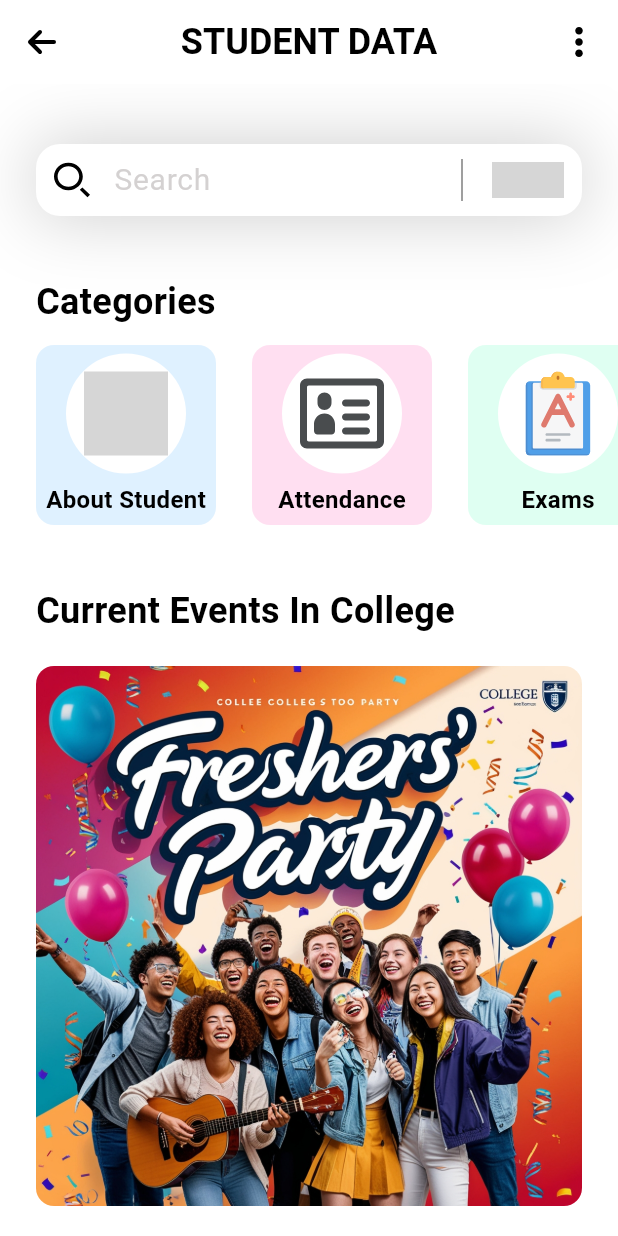
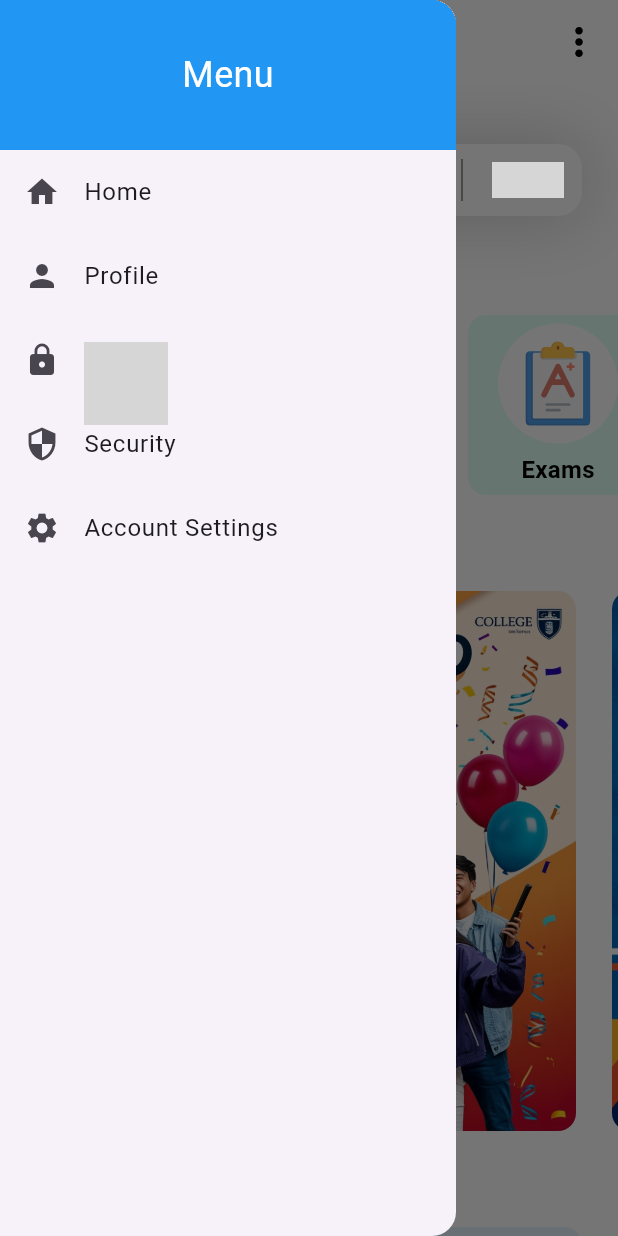
Before and after one commit to 1Shibam/College-Portal, a Flutter app: the screen it shows after launch, with the side drawer open (before the commit the screen has no drawer), on a phone screen of 412 x 824 dp. Run offline on Flutter 3.47's test engine with Material 3 defaults, Android fonts, the phone set to English and light mode, and no system bars; our stand-ins replace flutter_svg; grey boxes are pictures that could not be loaded.

Commit message:
learned some flutter UI basics and created ui of college portal

```diff
--- a/lib/homepage.dart
+++ b/lib/homepage.dart
@@ -2,6 +2,7 @@ import 'package:flutter/material.dart';
 import 'package:flutter_svg/svg.dart';
 import 'package:stuckatbasicslikeanoob/models/category_models.dart';
 import 'package:stuckatbasicslikeanoob/models/college_events.dart';
+import 'package:stuckatbasicslikeanoob/models/recent_activities.dart';
 
 // ignore: must_be_immutable
 class HomePage extends StatefulWidget {
@@ -14,6 +15,7 @@ class HomePage extends StatefulWidget {
 class _HomePageState extends State<HomePage> {
   List<CategoryModels> categories = [];
   List<CollegeEvents> events = [];
+  List<RecentActivity> act = [];
 
   void _getEvents() {
     events = CollegeEvents.getCollegeEvents();
@@ -23,11 +25,16 @@ class _HomePageState extends State<HomePage> {
     categories = CategoryModels.getCategories();
   }
 
+  void _getActivities() {
+    act = RecentActivity.getActivity();
+  }
+
   @override
   void initState() {
     super.initState();
     _getCategories();
     _getEvents();
+    _getActivities();
   }
 
   @override
@@ -35,16 +42,169 @@ class _HomePageState extends State<HomePage> {
     _getCategories();
     return Scaffold(
       appBar: myAppBar(),
+      drawer: SafeArea(
+        child: Drawer(
+          child: ListView(
+            padding: EdgeInsets.zero,
+            children: <Widget>[
+              // Smaller DrawerHeader
+              Container(
+                height: 100, // Set a fixed height for the header
+                decoration: const BoxDecoration(
+                  color: Colors.blue,
+                ),
+                child: const Center(
+                  child: Text(
+                    'Menu',
+                    style: TextStyle(
+                      color: Colors.white,
+                      fontSize: 24,
+                    ),
+                  ),
+                ),
+              ),
+
+              // List of menu items
+              ListTile(
+                leading: const Icon(Icons.home),
+                title: const Text('Home'),
+                onTap: () {
+                  Navigator.pop(context);
+                  _showSnackbar(context, 'Home tapped'); // Close the drawer
+                },
+              ),
+              ListTile(
+                leading: const Icon(Icons.person),
+                title: const Text('Profile'),
+                onTap: () {
+                  Navigator.pop(context);
+                  _showSnackbar(context, 'Not woking... YET!');
+                },
+              ),
+              ListTile(
+                leading: const Icon(Icons.lock),
+                title: const Text('Privacy'),
+                onTap: () {
+                  Navigator.pop(context);
+                  _showSnackbar(context, 'Not woking... YET!');
+                },
+              ),
+              ListTile(
+                leading: const Icon(Icons.security),
+                title: const Text('Security'),
+                onTap: () {
+                  Navigator.pop(context);
+                  _showSnackbar(context, 'Not woking... YET!');
+                },
+              ),
+              ListTile(
+                leading: const Icon(Icons.settings),
+                title: const Text('Account Settings'),
+                onTap: () {
+                  Navigator.pop(context);
+                  _showSnackbar(context, 'Not woking... YET!');
+                },
+              ),
+            ],
+          ),
+        ),
+      ),
       backgroundColor: Colors.white,
-      body: Column(
+      body: SingleChildScrollView(
+        child: Column(
           children: [
             seachField(),
-          const SizedBox(height: 40),
+            const SizedBox(height: 20),
             categoriesSection(),
-          const SizedBox(height: 40),
+            const SizedBox(height: 20),
             _currentEvents(),
+            const SizedBox(height: 20),
+            Column(
+              mainAxisAlignment: MainAxisAlignment.start,
+              children: [
+                const Align(
+                  alignment: Alignment.topLeft,
+                  child: Padding(
+                    padding: EdgeInsets.only(left: 24),
+                    child: Text(
+                      'Your Recent Activities',
+                      style: TextStyle(
+                          fontSize: 24,
+                          color: Colors.black,
+                          fontWeight: FontWeight.bold),
+                    ),
+                  ),
+                ),
+                const SizedBox(
+                  height: 10,
+                ),
+                _recentActivities()
               ],
             ),
+          ],
+        ),
+      ),
+    );
+  }
+
+  void _showSnackbar(BuildContext context, String message) {
+    ScaffoldMessenger.of(context).showSnackBar(
+      SnackBar(
+        content: Text(
+          message,
+          style: const TextStyle(fontSize: 16, fontWeight: FontWeight.bold),
+        ),
+        duration: const Duration(seconds: 2),
+        shape: RoundedRectangleBorder(
+          // Custom shape
+          borderRadius: BorderRadius.circular(4), // Rounded corners
+        ),
+        action: SnackBarAction(
+          label: 'OK',
+          onPressed: () {},
+        ),
+      ),
+    );
+  }
+
+  Container _recentActivities() {
+    return Container(
+      height: 360,
+      color: Colors.transparent,
+      child: ListView.separated(
+          itemCount: act.length,
+          scrollDirection: Axis.vertical,
+          padding: const EdgeInsets.only(left: 24, right: 24),
+          separatorBuilder: (context, index) => const SizedBox(
+                height: 16,
+              ),
+          itemBuilder: (context, index) {
+            return Container(
+              width: 360,
+              height: 120,
+              decoration: BoxDecoration(
+                  color: act[index].background.withOpacity(0.4),
+                  borderRadius: BorderRadius.circular(12)),
+              child: Align(
+                alignment: Alignment.centerRight, // Align to the center-right
+                child: Padding(
+                  padding: const EdgeInsets.only(
+                      right: 10), // Add padding if necessary
+                  child: Transform(
+                    alignment: Alignment.center,
+                    transform: Matrix4.rotationY(
+                        3.1416), // Flip the image horizontally
+                    child: SvgPicture.asset(
+                      'assets/icons/arrow.svg',
+                      width: 50, // Desired width
+                      height: 50, // Desired height
+                      fit: BoxFit.contain, // Ensure proper scaling
+                    ),
+                  ),
+                ),
+              ),
+            );
+          }),
     );
   }
 
@@ -66,22 +226,22 @@ class _HomePageState extends State<HomePage> {
           ),
         ),
         const SizedBox(
-          height: 20,
+          height: 10,
         ),
         Container(
           height: 360,
           color: Colors.transparent,
           child: ListView.separated(
               itemCount: events.length,
-              scrollDirection: Axis.vertical,
+              scrollDirection: Axis.horizontal,
               padding: const EdgeInsets.only(left: 24, right: 24),
               separatorBuilder: (context, index) => const SizedBox(
-                    height: 24,
+                    width: 24,
                   ),
               itemBuilder: (context, index) {
                 return Container(
-                  width: 120,
-                  height: 360,
+                  width: 360,
+                  height: 300,
                   decoration: BoxDecoration(
                       image: DecorationImage(
                         image: AssetImage(events[index].image),
@@ -114,7 +274,7 @@ class _HomePageState extends State<HomePage> {
           height: 120,
           color: Colors.transparent,
           child: ListView.separated(
-              itemCount: events.length,
+              itemCount: categories.length,
               scrollDirection: Axis.horizontal,
               padding: const EdgeInsets.only(left: 24, right: 24),
               separatorBuilder: (context, index) => const SizedBox(
@@ -181,7 +341,7 @@ class _HomePageState extends State<HomePage> {
                   'assets/icons/searchBar.svg',
                 ),
               ),
-              suffixIcon: Container(
+              suffixIcon: SizedBox(
                 width: 100,
                 child: IntrinsicHeight(
                   child: Row(
@@ -216,7 +376,7 @@ class _HomePageState extends State<HomePage> {
   AppBar myAppBar() {
     return AppBar(
       title: const Text(
-        'STUDENT DATA',
+        'COLLEGE PORTAL',
         style: TextStyle(
           color: Colors.black,
           fontSize: 24,
@@ -226,8 +386,11 @@ class _HomePageState extends State<HomePage> {
       backgroundColor: Colors.white,
       elevation: 0.0,
       centerTitle: true,
-      leading: GestureDetector(
-        onTap: () {},
+      leading: Builder(
+        builder: (context) => GestureDetector(
+          onTap: () {
+            Scaffold.of(context).openDrawer();
+          },
           child: Container(
               margin: const EdgeInsets.all(12),
               alignment: Alignment.center,
@@ -235,15 +398,14 @@ class _HomePageState extends State<HomePage> {
                 color: Colors.transparent,
               ),
               child: SvgPicture.asset(
-              'assets/icons/arrow.svg',
+                'assets/icons/MENU.svg',
                 height: 150,
                 width: 150,
               )),
         ),
+      ),
       actions: [
-        GestureDetector(
-          onTap: () {},
-          child: Container(
+        Container(
             margin: const EdgeInsets.all(16),
             width: 20,
             height: 20,
@@ -255,8 +417,7 @@ class _HomePageState extends State<HomePage> {
               'assets/icons/dots.svg',
               height: 50,
               width: 50,
-              )),
-        )
+            ))
       ],
     );
   }
--- /dev/null
+++ b/lib/models/recent_activities.dart
@@ -0,0 +1,62 @@
+import 'package:flutter/material.dart';
+
+class RecentActivity {
+  String activityName;
+  String date; // Holds the name or description of the activity
+  String time; // Stores when the activity occurred
+  String activityType;
+  String actIcon;
+  Color background;
+  RecentActivity({
+    required this.activityName,
+    required this.date,
+    required this.time,
+    required this.activityType,
+    required this.actIcon,
+    required this.background,
+  });
+  // static List<CategoryModels> getCategories() {
+  // List<CategoryModels> categories = [];
+
+  static List<RecentActivity> getActivity() {
+    List<RecentActivity> act = [];
+    act.add(RecentActivity(
+        activityName: 'Paid Fee',
+        date: '30th Ferbruary, 2024',
+        time: '10:37 AM',
+        activityType: 'Academic Fee',
+        background: const Color.fromARGB(255, 182, 222, 255),
+        actIcon: ''));
+
+    act.add(RecentActivity(
+        activityName: 'Registered for TechWorksop',
+        date: '31st April, 2024',
+        time: '16:99 PM',
+        activityType: 'Events',
+        background: const Color.fromARGB(255, 255, 242, 182),
+        actIcon: ''));
+    act.add(RecentActivity(
+        activityName: 'Attended Seminar',
+        date: '4th October, 2024',
+        time: '11:00 AM',
+        activityType: 'Events',
+        background: const Color.fromARGB(255, 255, 182, 245),
+        actIcon: ''));
+    act.add(RecentActivity(
+        activityName: 'Filled Exam Form',
+        date: '12th December, 2024',
+        time: '14:00 PM',
+        activityType: 'Examination',
+        background: const Color.fromARGB(255, 182, 255, 198),
+        actIcon: 'assets/icons/exams.svg'));
+    act.add(RecentActivity(
+        activityName: 'Checked Attendance',
+        date: 'Today',
+        time: '9:32 AM',
+        activityType: 'Attendance',
+        background: const Color.fromARGB(255, 224, 118, 118),
+        actIcon: 'assets/icons/attendance.svg'));
+    return act;
+  }
+  // Specifies the type of activity
+}
```
Also changed, not shown: assets/icons/MENU.svg (added), assets/icons/events.svg (added), assets/icons/payment.svg (added). Lines whose indentation alone changed are shown as unchanged.
